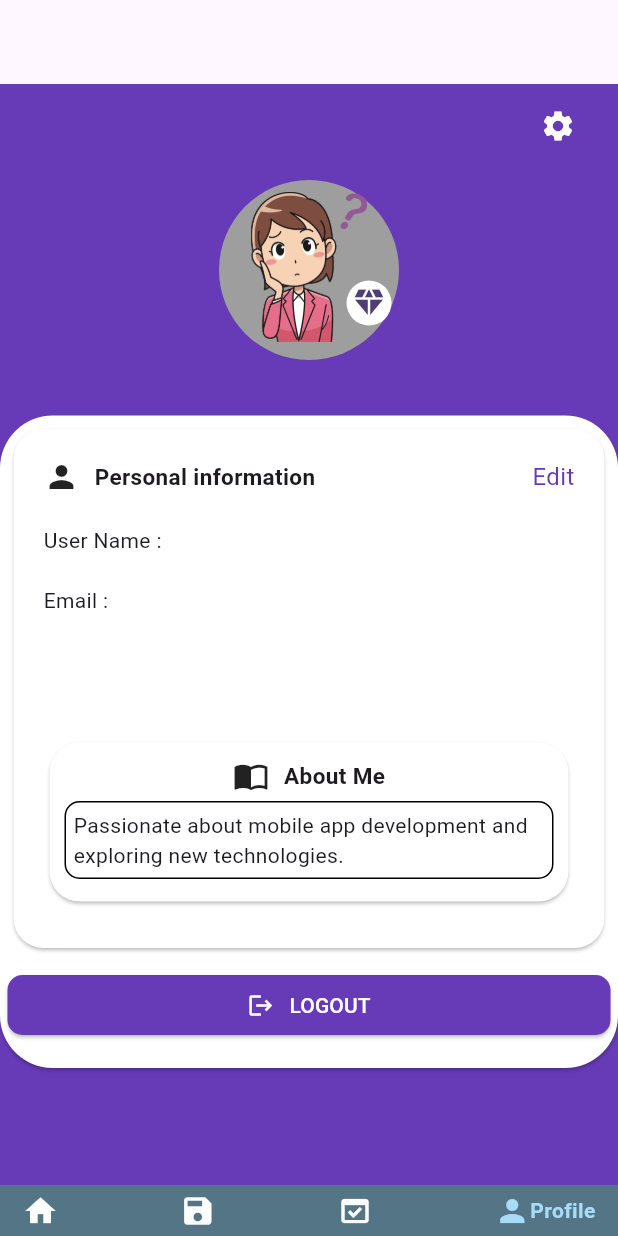
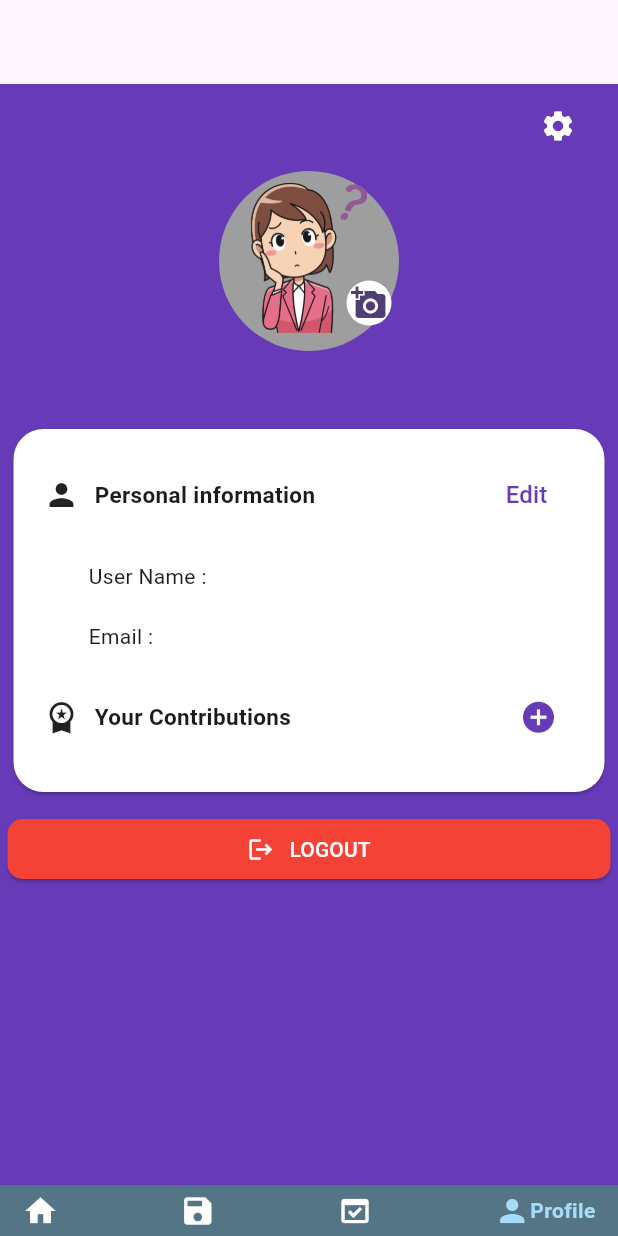
Before and after one commit to CShambhu/Best-of-Nepal, a Flutter app: the screen it shows once a user with an empty profile is signed in, item 4 of the bottom bar chosen, on a phone screen of 412 x 824 dp. Run offline on Flutter 3.47's test engine with Material 3 defaults, Android fonts, the phone set to English and light mode, and no system bars; drawn by our look-alikes of google_nav_bar; our stand-ins replace carousel_slider, firebase_auth, firebase_core, flutter_riverpod, riverpod_annotation; accounts and stored records are empty; generated files the repository leaves out were written again.

Commit message:
fix profile screen

```diff
--- a/lib/main.dart
+++ b/lib/main.dart
@@ -1,6 +1,5 @@
 import 'package:best_of_nepal/firebase_options.dart';
 import 'package:best_of_nepal/screens/home_screen.dart';
-import 'package:best_of_nepal/screens/login.dart';
 import 'package:firebase_core/firebase_core.dart';
 import 'package:flutter/material.dart';
 import 'package:flutter_riverpod/flutter_riverpod.dart';
--- a/lib/screens/home_content.dart
+++ b/lib/screens/home_content.dart
@@ -1,5 +1,3 @@
-import 'package:best_of_nepal/providers/auth_provider.dart';
-import 'package:carousel_slider/carousel_options.dart';
 import 'package:carousel_slider/carousel_slider.dart';
 import 'package:flutter/material.dart';
 import 'package:flutter_riverpod/flutter_riverpod.dart';
--- a/lib/screens/profile.dart
+++ b/lib/screens/profile.dart
@@ -37,17 +37,16 @@ class _ProfileState extends ConsumerState<Profile> {
           ],
         ),
       ),
-      body: Column(
+      body: SingleChildScrollView(
+        child: Column(
           children: [
-          SizedBox(
-            height: 600,
-            child: Stack(
+            Stack(
               children: [
                 Container(decoration: BoxDecoration(color: Colors.deepPurple)),
                 Align(
                   alignment: Alignment.topCenter,
                   child: Padding(
-                    padding: const EdgeInsets.only(top: 8),
+                    padding: const EdgeInsets.only(top: 2),
                     child: CircleAvatar(
                       radius: 60,
                       backgroundColor: Colors.grey,
@@ -57,7 +56,7 @@ class _ProfileState extends ConsumerState<Profile> {
                 Align(
                   alignment: Alignment.topCenter,
                   child: Padding(
-                    padding: const EdgeInsets.only(top: 16),
+                    padding: const EdgeInsets.only(top: 10),
                     child: Image.asset("assets/images/girl.png", height: 100),
                   ),
                 ),
@@ -68,47 +67,29 @@ class _ProfileState extends ConsumerState<Profile> {
                     child: CircleAvatar(
                       radius: 15,
                       backgroundColor: Colors.white,
-                      child: Icon(Icons.diamond_sharp),
+                      child: Icon(Icons.add_a_photo),
                     ),
                   ),
                 ),
 
-                Align(
-                  alignment: Alignment.topCenter,
-                  child: Padding(
+                Padding(
                   padding: const EdgeInsets.only(top: 165),
-                    child: SizedBox(
-                      height: 500,
-                      // width: 390,
-                      width: double.infinity,
-                      //Outer Card
-                      child: Card(
-                        margin: EdgeInsets.zero,
-                        color: Colors.white,
-                        shape: RoundedRectangleBorder(
-                          borderRadius: BorderRadiusGeometry.circular(35),
-                        ),
                   child: Padding(
                     padding: const EdgeInsets.all(5.0),
                     child: Column(
                       children: [
                         SizedBox(
-                                height: 354,
-                                // width: 365,
-                                width: double.infinity,
-                                //INNER CARD
+                          // try removing this
+                          height: 250,
                           child: Card(
                             color: Colors.white,
                             shape: RoundedRectangleBorder(
-                                    borderRadius: BorderRadiusGeometry.circular(
-                                      20,
-                                    ),
+                              borderRadius: BorderRadiusGeometry.circular(20),
                             ),
                             child: Padding(
                               padding: const EdgeInsets.all(20.0),
                               child: Column(
-                                      crossAxisAlignment:
-                                          CrossAxisAlignment.start,
+                                crossAxisAlignment: CrossAxisAlignment.start,
                                 children: [
                                   Row(
                                     mainAxisAlignment:
@@ -127,93 +108,63 @@ class _ProfileState extends ConsumerState<Profile> {
                                           ),
                                         ],
                                       ),
-                                            Text(
+                                      TextButton(
+                                        onPressed: () {},
+                                        child: Text(
                                           "Edit",
                                           style: TextStyle(
                                             fontSize: 16,
                                             color: Colors.deepPurple,
                                           ),
                                         ),
+                                      ),
                                     ],
                                   ),
                                   SizedBox(height: 20),
-                                        Text("User Name : $emailName"),
+                                  Padding(
+                                    padding: const EdgeInsets.symmetric(
+                                      horizontal: 30,
+                                    ),
+                                    child: Text("User Name : $emailName"),
+                                  ),
                                   SizedBox(height: 20),
 
-                                        Text("Email : $email"),
+                                  Padding(
+                                    padding: const EdgeInsets.symmetric(
+                                      horizontal: 30,
+                                    ),
+                                    child: Text("Email : $email"),
+                                  ),
                                   SizedBox(height: 20),
-
-                                        Text(""),
-                                        SizedBox(height: 40),
-
-                                        //ABOUT ME
-                                        Center(
-                                          child: SizedBox(
-                                            height: 114,
+                                  SizedBox(
                                     width: double.infinity,
-                                            child: Card(
-                                              color: Colors.white,
-                                              shape: RoundedRectangleBorder(
-                                                borderRadius:
-                                                    BorderRadius.circular(20),
-                                              ),
-                                              child: Padding(
-                                                padding: const EdgeInsets.all(
-                                                  10.0,
-                                                ),
-                                                child: Column(
+                                    child: Row(
+                                      mainAxisAlignment:
+                                          MainAxisAlignment.spaceBetween,
                                       children: [
                                         Row(
-                                                      mainAxisAlignment:
-                                                          MainAxisAlignment
-                                                              .center,
                                           children: [
-                                                        Icon(
-                                                          Icons.import_contacts,
-                                                        ),
+                                            Icon(Icons.workspace_premium),
                                             SizedBox(width: 10),
-
                                             Text(
-                                                          "About Me",
+                                              "Your Contributions",
                                               style: TextStyle(
                                                 fontSize: 15,
-                                                            fontWeight:
-                                                                FontWeight.bold,
+                                                fontWeight: FontWeight.bold,
                                               ),
                                             ),
                                           ],
                                         ),
-                                                    Padding(
-                                                      padding:
-                                                          const EdgeInsets.symmetric(
-                                                            vertical: 5,
-                                                          ),
-                                                      child: Container(
-                                                        decoration: BoxDecoration(
-                                                          border: Border.all(
-                                                            color: Colors.black,
-                                                            width: 1,
-                                                          ),
-                                                          borderRadius:
-                                                              BorderRadius.circular(
-                                                                10,
-                                                              ),
-                                                        ),
-                                                        child: Padding(
-                                                          padding:
-                                                              const EdgeInsets.all(
-                                                                5.0,
-                                                              ),
-                                                          child: Text(
-                                                            "Passionate about mobile app development and exploring new technologies.",
-                                                          ),
-                                                        ),
+
+                                        IconButton(
+                                          onPressed: () {},
+                                          icon: Icon(
+                                            Icons.add_circle,
+                                            size: 25,
+                                            color: Colors.deepPurple,
                                           ),
                                         ),
                                       ],
-                                                ),
-                                              ),
-                                            ),
                                     ),
                                   ),
                                 ],
@@ -226,7 +177,7 @@ class _ProfileState extends ConsumerState<Profile> {
                           padding: const EdgeInsets.only(top: 10),
                           child: ElevatedButton(
                             style: ElevatedButton.styleFrom(
-                                    backgroundColor: Colors.deepPurple,
+                              backgroundColor: Colors.red,
                               shape: RoundedRectangleBorder(
                                 borderRadius: BorderRadius.circular(10),
                               ),
@@ -250,14 +201,11 @@ class _ProfileState extends ConsumerState<Profile> {
                     ),
                   ),
                 ),
-                    ),
-                  ),
+              ],
             ),
           ],
         ),
       ),
-        ],
-      ),
     );
   }
 }
```
Lines whose indentation alone changed are shown as unchanged.
